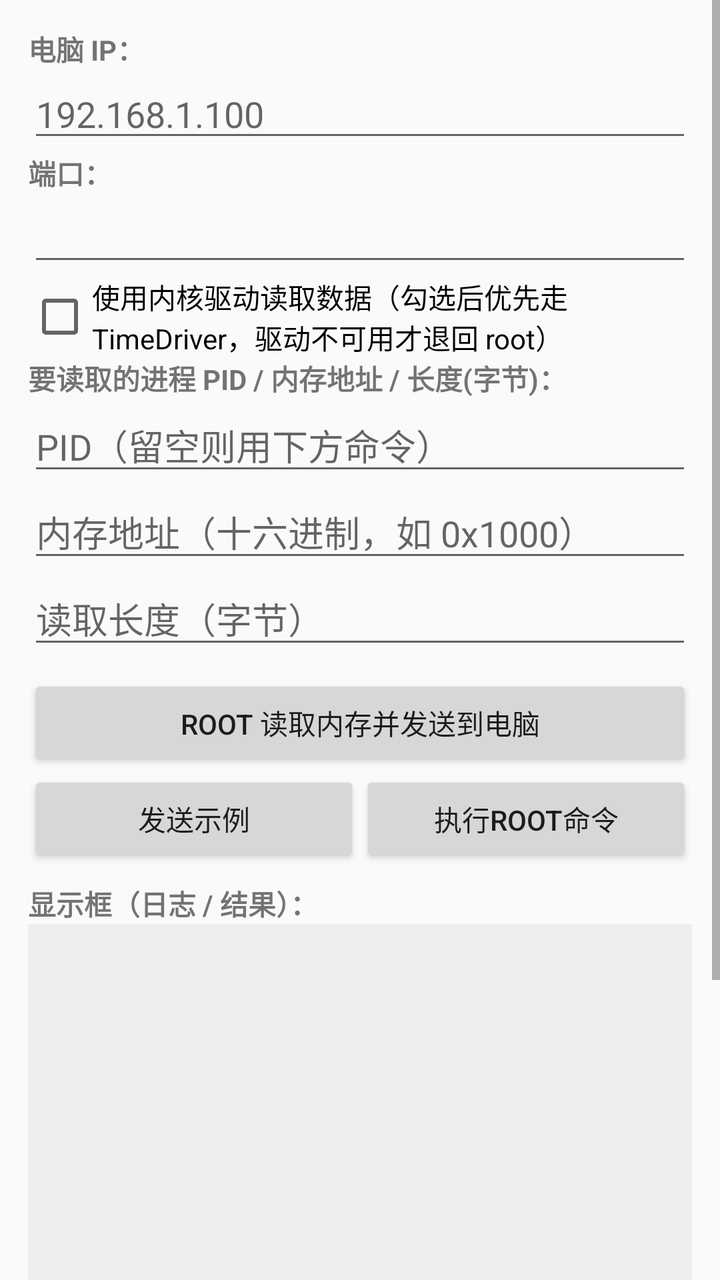
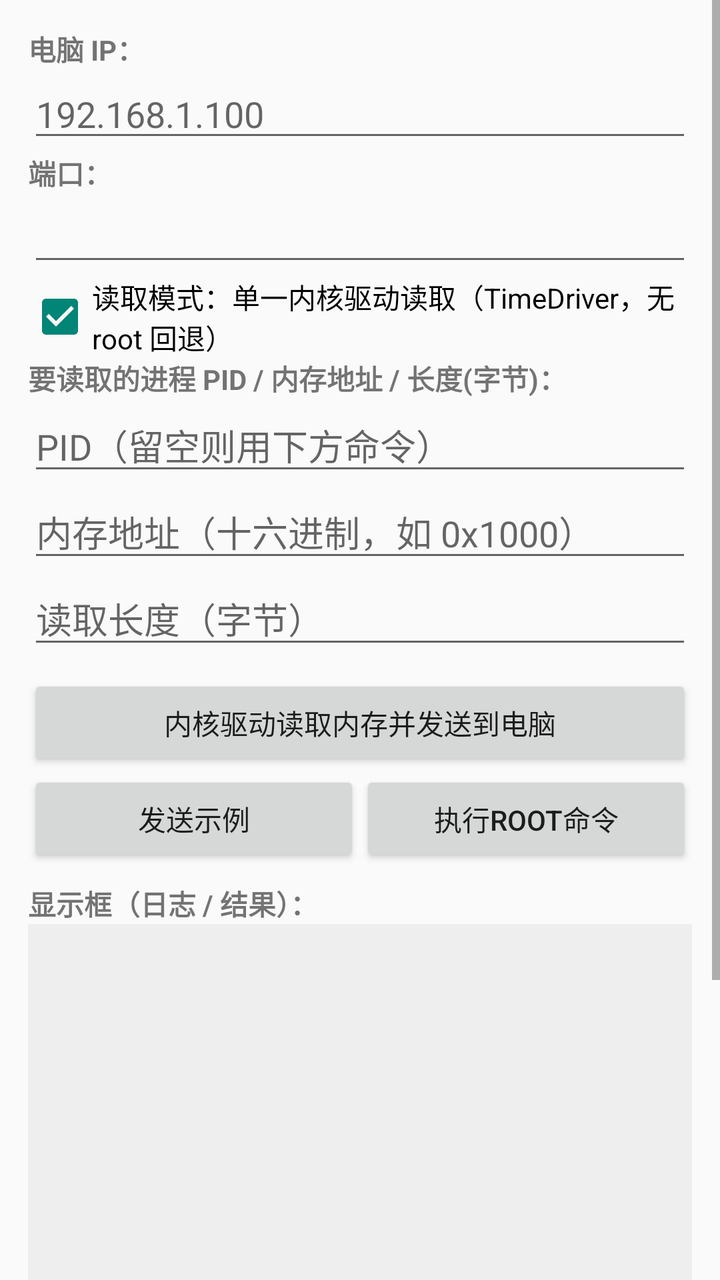

Compare the two renders of this Android layout. The source of the first and the diff that turns it into the second are given below.
<!-- AndroidManifest.xml: application theme android:Theme.Material.Light -->
<!-- res/layout/activity_main.xml -->
<?xml version="1.0" encoding="utf-8"?>
<ScrollView xmlns:android="http://schemas.android.com/apk/res/android"
    android:layout_width="match_parent"
    android:layout_height="match_parent"
    android:fillViewport="true">

    <LinearLayout
        android:layout_width="match_parent"
        android:layout_height="wrap_content"
        android:orientation="vertical"
        android:padding="14dp">

        <TextView
            android:layout_width="wrap_content"
            android:layout_height="wrap_content"
            android:text="电脑 IP："
            android:textStyle="bold" />
        <EditText
            android:id="@+id/etIp"
            android:layout_width="match_parent"
            android:layout_height="wrap_content"
            android:hint="192.168.1.100"
            android:inputType="textNoSuggestions" />

        <TextView
            android:layout_width="wrap_content"
            android:layout_height="wrap_content"
            android:text="端口："
            android:textStyle="bold" />
        <EditText
            android:id="@+id/etPort"
            android:layout_width="match_parent"
            android:layout_height="wrap_content"
            android:inputType="number" />

        <CheckBox
            android:id="@+id/cbRoot"
            android:layout_width="match_parent"
            android:layout_height="wrap_content"
            android:text="使用内核驱动读取数据（勾选后优先走 TimeDriver，驱动不可用才退回 root）" />

        <TextView
            android:layout_width="wrap_content"
            android:layout_height="wrap_content"
            android:text="要读取的进程 PID / 内存地址 / 长度(字节)："
            android:textStyle="bold" />
        <EditText
            android:id="@+id/etPid"
            android:layout_width="match_parent"
            android:layout_height="wrap_content"
            android:hint="PID（留空则用下方命令）" />
        <EditText
            android:id="@+id/etAddr"
            android:layout_width="match_parent"
            android:layout_height="wrap_content"
            android:hint="内存地址（十六进制，如 0x1000）" />
        <EditText
            android:id="@+id/etLen"
            android:layout_width="match_parent"
            android:layout_height="wrap_content"
            android:hint="读取长度（字节）" />

        <Button
            android:id="@+id/btnReadAndSend"
            android:layout_width="match_parent"
            android:layout_height="wrap_content"
            android:layout_marginTop="8dp"
            android:text="root 读取内存并发送到电脑" />

        <LinearLayout
            android:layout_width="match_parent"
            android:layout_height="wrap_content"
            android:orientation="horizontal">
            <Button
                android:id="@+id/btnSendSample"
                android:layout_width="0dp"
                android:layout_height="wrap_content"
                android:layout_weight="1"
                android:text="发送示例" />
            <Button
                android:id="@+id/btnRootCmd"
                android:layout_width="0dp"
                android:layout_height="wrap_content"
                android:layout_weight="1"
                android:text="执行root命令" />
        </LinearLayout>

        <TextView
            android:layout_width="wrap_content"
            android:layout_height="wrap_content"
            android:layout_marginTop="8dp"
            android:text="显示框（日志 / 结果）："
            android:textStyle="bold" />
        <TextView
            android:id="@+id/tvLog"
            android:layout_width="match_parent"
            android:layout_height="360dp"
            android:background="#EEEEEE"
            android:padding="8dp"
            android:textIsSelectable="true"
            android:typeface="monospace"
            android:scrollbars="vertical" />
    </LinearLayout>
</ScrollView>
<!-- resources referenced by this layout -->
<resources>

</resources>

<!-- the commit's change to res/layout/activity_main.xml (unified diff, before → after) -->
@@ -37,7 +37,8 @@
             android:id="@+id/cbRoot"
             android:layout_width="match_parent"
             android:layout_height="wrap_content"
-            android:text="使用内核驱动读取数据（勾选后优先走 TimeDriver，驱动不可用才退回 root）" />
+            android:text="读取模式：单一内核驱动读取（TimeDriver，无 root 回退）"
+            android:checked="true" />
 
         <TextView
             android:layout_width="wrap_content"
@@ -65,7 +66,7 @@
             android:layout_width="match_parent"
             android:layout_height="wrap_content"
             android:layout_marginTop="8dp"
-            android:text="root 读取内存并发送到电脑" />
+            android:text="内核驱动读取内存并发送到电脑" />
 
         <LinearLayout
             android:layout_width="match_parent"
